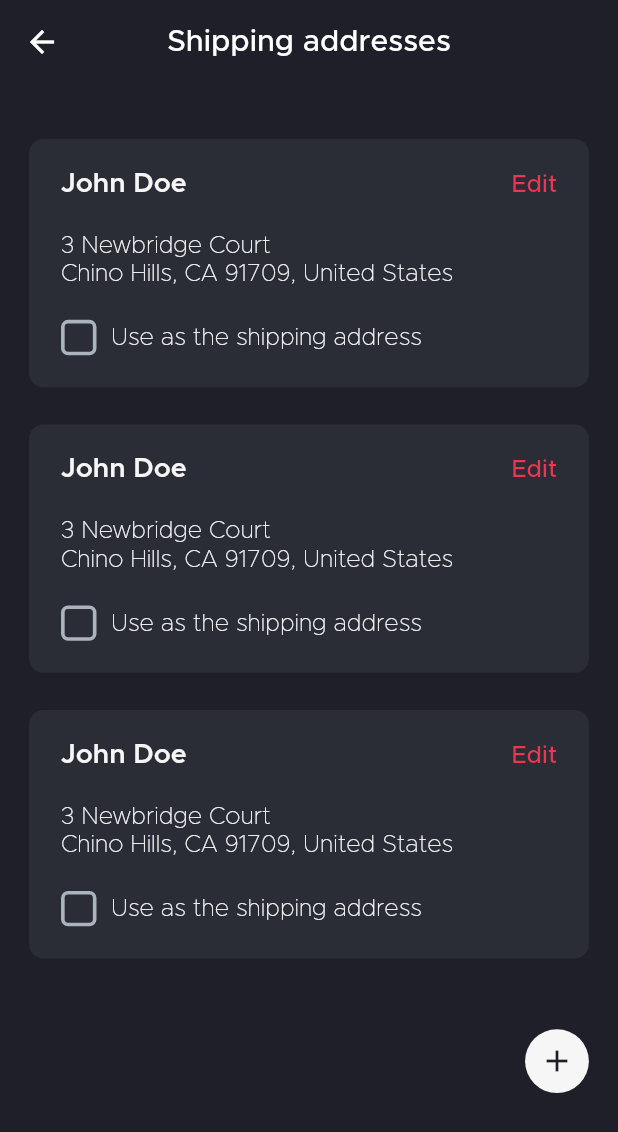
After one commit to serdarpolat/e_commerce, a Flutter app: the CheckOut screen opened directly, after a tap on "Change", on a phone screen of 412 x 824 dp. The commit adds this screen. Shown: the top 1132 px of the screen. Run offline on Flutter 3.47's test engine with Material 2 defaults, Android fonts, the phone set to English and light mode, and no system bars; our stand-ins replace flutter_rating_bar.

Commit message:
finished ordering

```diff
--- a/lib/main.dart
+++ b/lib/main.dart
@@ -16,6 +16,7 @@ class MyApp extends StatelessWidget {
         ChangeNotifierProvider(create: (_) => ListGridState()),
         ChangeNotifierProvider(create: (_) => PromoListState()),
         ChangeNotifierProvider(create: (_) => AddCardState()),
+        ChangeNotifierProvider(create: (_) => Addr1CheckBox()),
       ],
       child: MaterialApp(
         title: 'Shopper',
--- a/lib/pages/bag/check_out.dart
+++ b/lib/pages/bag/check_out.dart
@@ -22,7 +22,7 @@ class CheckOut extends StatelessWidget {
             SizedBox(height: hh(31)),
             padding(
               child: Text(
-                "Shipping adsress",
+                "Shipping address",
                 style: TextStyle(
                   fontSize: 18,
                   fontWeight: FontWeight.w600,
@@ -50,12 +50,18 @@ class CheckOut extends StatelessWidget {
                             fontWeight: FontWeight.w500,
                           ),
                         ),
-                        Text(
-                          "Change",
-                          style: TextStyle(
-                            color: primary,
-                            fontSize: 16,
-                            fontWeight: FontWeight.w500,
+                        GestureDetector(
+                          onTap: () =>
+                              pushPage(ShippingAddresses(), context: context),
+                          child: Container(
+                            child: Text(
+                              "Change",
+                              style: TextStyle(
+                                color: primary,
+                                fontSize: 16,
+                                fontWeight: FontWeight.w500,
+                              ),
+                            ),
                           ),
                         ),
                       ],
@@ -178,6 +184,9 @@ class CheckOut extends StatelessWidget {
                   children: [
                     amount(title: "Order", price: "112"),
                     amount(title: "Delivery", price: "15"),
+                    Divider(
+                      color: gray,
+                    ),
                     amount(title: "Summary", price: "127"),
                   ],
                 ),
@@ -185,10 +194,10 @@ class CheckOut extends StatelessWidget {
             ),
             SizedBox(height: ww(16)),
             padding(
-                child: primaryButton(s, title: "SUBMIT ORDER", function: () {
-              Navigator.of(context).push(
-                  MaterialPageRoute(builder: (context) => PaymentMethod()));
-            })),
+                child: primaryButton(s,
+                    title: "SUBMIT ORDER",
+                    function: () =>
+                        pushPage(PaymentMethod(), context: context))),
           ],
         ),
       ),
--- /dev/null
+++ b/lib/pages/bag/shipping_addresses.dart
@@ -0,0 +1,145 @@
+import 'package:e_commerce/sources/index.dart';
+import 'package:flutter/material.dart';
+import 'package:provider/provider.dart';
+
+class ShippingAddresses extends StatelessWidget {
+  @override
+  Widget build(BuildContext context) {
+    Size s = MediaQuery.of(context).size;
+    return Scaffold(
+      appBar: AppBar(
+        elevation: 0,
+        centerTitle: true,
+        title: Text("Shipping addresses"),
+        backgroundColor: bg,
+      ),
+      body: Container(
+        width: s.width,
+        height: s.height,
+        color: bg,
+        child: Column(
+          crossAxisAlignment: CrossAxisAlignment.start,
+          children: [
+            SizedBox(height: hh(31)),
+            padding(
+              child: addressLayout(),
+            ),
+            SizedBox(height: hh(21)),
+            padding(
+              child: addressLayout(),
+            ),
+            SizedBox(height: hh(21)),
+            padding(
+              child: addressLayout(),
+            ),
+            SizedBox(height: hh(40)),
+            padding(
+              child: Row(
+                mainAxisAlignment: MainAxisAlignment.end,
+                children: [
+                  GestureDetector(
+                    onTap: () =>
+                        pushPage(AddShippingAddresses(), context: context),
+                    child: Container(
+                      width: hh(36),
+                      height: hh(36),
+                      child: Icon(Icons.add, color: bg),
+                      decoration: BoxDecoration(
+                        shape: BoxShape.circle,
+                        color: white,
+                      ),
+                    ),
+                  ),
+                ],
+              ),
+            ),
+          ],
+        ),
+      ),
+    );
+  }
+}
+
+Widget addressLayout() => Container(
+      width: ww(343),
+      height: hh(140),
+      padding: EdgeInsets.all(hh(18)),
+      child: Column(
+        crossAxisAlignment: CrossAxisAlignment.start,
+        mainAxisAlignment: MainAxisAlignment.spaceBetween,
+        children: [
+          Row(
+            mainAxisAlignment: MainAxisAlignment.spaceBetween,
+            children: [
+              Text(
+                "John Doe",
+                style: TextStyle(
+                  color: white,
+                  fontSize: 18,
+                  fontWeight: FontWeight.w600,
+                ),
+              ),
+              Text(
+                "Edit",
+                style: TextStyle(
+                  color: primary,
+                  fontSize: 16,
+                  fontWeight: FontWeight.w500,
+                ),
+              ),
+            ],
+          ),
+          Text(
+            "3 Newbridge Court\nChino Hills, CA 91709, United States",
+            style: TextStyle(
+              color: white,
+              fontSize: 16,
+              fontWeight: FontWeight.w400,
+              height: 1.2,
+            ),
+          ),
+          Consumer<Addr1CheckBox>(builder: (context, state, child) {
+            return GestureDetector(
+              onTap: () {
+                state.changeChecked();
+              },
+              child: Row(
+                children: [
+                  AnimatedContainer(
+                    duration: Duration(milliseconds: 160),
+                    width: hh(20),
+                    height: hh(20),
+                    child: AnimatedOpacity(
+                      opacity: state.isChecked ? 1 : 0,
+                      duration: Duration(milliseconds: 120),
+                      child: Icon(
+                        Icons.check,
+                        color: bg,
+                        size: 16,
+                      ),
+                    ),
+                    decoration: BoxDecoration(
+                      color: state.isChecked ? gray : dark,
+                      borderRadius: BorderRadius.circular(hh(4)),
+                      border: Border.all(
+                        color: gray,
+                        width: ww(2),
+                      ),
+                    ),
+                  ),
+                  SizedBox(width: ww(8)),
+                  Text(
+                    "Use as the shipping address",
+                    style: TextStyle(fontSize: 16, color: white),
+                  ),
+                ],
+              ),
+            );
+          }),
+        ],
+      ),
+      decoration: BoxDecoration(
+        color: dark,
+        borderRadius: BorderRadius.circular(hh(8)),
+      ),
+    );
--- a/lib/sources/index.dart
+++ b/lib/sources/index.dart
@@ -23,5 +23,8 @@ export 'package:e_commerce/pages/shop/list_layout.dart';
 export 'package:e_commerce/pages/bag/bag_page.dart';
 export 'package:e_commerce/pages/bag/check_out.dart';
 export 'package:e_commerce/pages/bag/payment_method.dart';
+export 'package:e_commerce/pages/bag/shipping_addresses.dart';
+export 'package:e_commerce/pages/bag/add_shipping_address.dart';
+export 'package:e_commerce/pages/bag/successed.dart';
 export 'package:e_commerce/pages/favorites/favorites_page.dart';
 export 'package:e_commerce/pages/profile/profile_page.dart';
--- a/lib/sources/states.dart
+++ b/lib/sources/states.dart
@@ -52,3 +52,14 @@ class AddCardState with ChangeNotifier {
     notifyListeners();
   }
 }
+
+class Addr1CheckBox with ChangeNotifier {
+  bool _isChecked = false;
+
+  bool get isChecked => _isChecked;
+
+  changeChecked() {
+    _isChecked = !_isChecked;
+    notifyListeners();
+  }
+}
--- a/lib/sources/widgets.dart
+++ b/lib/sources/widgets.dart
@@ -1,5 +1,6 @@
 import 'package:e_commerce/sources/index.dart';
 import 'package:flutter/material.dart';
+import 'package:provider/provider.dart';
 
 Row forgotOrHaveAccount({String title}) => Row(
       mainAxisAlignment: MainAxisAlignment.end,
@@ -246,3 +247,6 @@ Widget likeButton({Color color}) => Container(
         ],
       ),
     );
+
+Future<dynamic> pushPage(Widget page, {BuildContext context}) =>
+    Navigator.of(context).push(MaterialPageRoute(builder: (context) => page));
```
Also changed, not shown: lib/pages/bag/add_shipping_address.dart (added, +78 -0 lines), lib/pages/bag/bag_page.dart (+10 -6 lines), lib/pages/bag/payment_method.dart (+16 -5 lines), lib/pages/bag/successed.dart (added, +58 -0 lines), lib/sources/nav_item.dart (+21 -28 lines), assets/images/images/bags.png (added).
